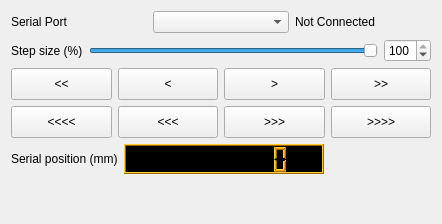
Above: widget/ui_alignement_O2_O3.ui from thibault-brugiere/OPM_GUI before the change. Below: the same form after it.
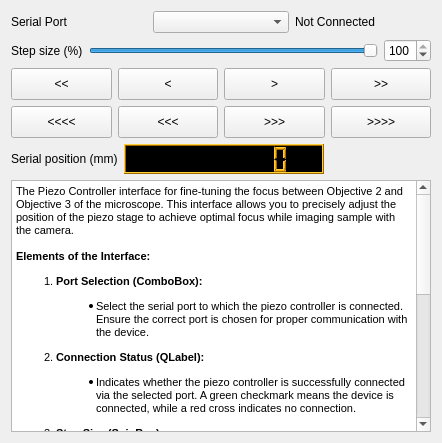
That is the form after the change.

Commit message: Ajout description widget alignement o2-o3

Diff of the .ui file:
```diff
--- a/widget/ui_alignement_O2_O3.ui
+++ b/widget/ui_alignement_O2_O3.ui
@@ -7,7 +7,7 @@
     <x>0</x>
     <y>0</y>
     <width>442</width>
-    <height>224</height>
+    <height>443</height>
    </rect>
   </property>
   <property name="windowTitle">
@@ -698,17 +698,30 @@
     </layout>
    </item>
    <item>
-    <spacer name="verticalSpacer">
-     <property name="orientation">
-      <enum>Qt::Vertical</enum>
+    <widget class="QTextBrowser" name="textBrowser">
+     <property name="html">
+      <string>&lt;!DOCTYPE HTML PUBLIC &quot;-//W3C//DTD HTML 4.0//EN&quot; &quot;http://www.w3.org/TR/REC-html40/strict.dtd&quot;&gt;
+&lt;html&gt;&lt;head&gt;&lt;meta name=&quot;qrichtext&quot; content=&quot;1&quot; /&gt;&lt;style type=&quot;text/css&quot;&gt;
+p, li { white-space: pre-wrap; }
+&lt;/style&gt;&lt;/head&gt;&lt;body style=&quot; font-family:'MS Shell Dlg 2'; font-size:7.8pt; font-weight:400; font-style:normal;&quot;&gt;
+&lt;p style=&quot; margin-top:0px; margin-bottom:0px; margin-left:0px; margin-right:0px; -qt-block-indent:0; text-indent:0px;&quot;&gt;&lt;span style=&quot; font-size:8pt;&quot;&gt;The Piezo Controller interface for fine-tuning the focus between Objective 2 and Objective 3 of the microscope. This interface allows you to precisely adjust the position of the piezo stage to achieve optimal focus while imaging sample with the camera.&lt;/span&gt;&lt;/p&gt;
+&lt;p style=&quot;-qt-paragraph-type:empty; margin-top:0px; margin-bottom:0px; margin-left:0px; margin-right:0px; -qt-block-indent:0; text-indent:0px; font-size:8pt;&quot;&gt;&lt;br /&gt;&lt;/p&gt;
+&lt;p style=&quot; margin-top:0px; margin-bottom:0px; margin-left:0px; margin-right:0px; -qt-block-indent:0; text-indent:0px;&quot;&gt;&lt;span style=&quot; font-size:8pt; font-weight:600;&quot;&gt;Elements of the Interface:&lt;/span&gt;&lt;/p&gt;
+&lt;ol style=&quot;margin-top: 0px; margin-bottom: 0px; margin-left: 0px; margin-right: 0px; -qt-list-indent: 1;&quot;&gt;&lt;li style=&quot; font-size:8pt;&quot; style=&quot; margin-top:12px; margin-bottom:12px; margin-left:0px; margin-right:0px; -qt-block-indent:0; text-indent:0px;&quot;&gt;&lt;span style=&quot; font-weight:600;&quot;&gt;Port Selection (ComboBox):&lt;/span&gt;&lt;/li&gt;
+&lt;ul style=&quot;margin-top: 0px; margin-bottom: 0px; margin-left: 0px; margin-right: 0px; -qt-list-indent: 2;&quot;&gt;&lt;li style=&quot; font-size:8pt;&quot; style=&quot; margin-top:0px; margin-bottom:0px; margin-left:0px; margin-right:0px; -qt-block-indent:0; text-indent:0px;&quot;&gt;Select the serial port to which the piezo controller is connected. Ensure the correct port is chosen for proper communication with the device.&lt;/li&gt;&lt;/ul&gt;
+&lt;li style=&quot; font-size:8pt;&quot; style=&quot; margin-top:12px; margin-bottom:12px; margin-left:0px; margin-right:0px; -qt-block-indent:0; text-indent:0px;&quot;&gt;&lt;span style=&quot; font-weight:600;&quot;&gt;Connection Status (QLabel):&lt;/span&gt;&lt;/li&gt;
+&lt;ul style=&quot;margin-top: 0px; margin-bottom: 0px; margin-left: 0px; margin-right: 0px; -qt-list-indent: 2;&quot;&gt;&lt;li style=&quot; font-size:8pt;&quot; style=&quot; margin-top:0px; margin-bottom:0px; margin-left:0px; margin-right:0px; -qt-block-indent:0; text-indent:0px;&quot;&gt;Indicates whether the piezo controller is successfully connected via the selected port. A green checkmark means the device is connected, while a red cross indicates no connection.&lt;/li&gt;&lt;/ul&gt;
+&lt;li style=&quot; font-size:8pt;&quot; style=&quot; margin-top:12px; margin-bottom:12px; margin-left:0px; margin-right:0px; -qt-block-indent:0; text-indent:0px;&quot;&gt;&lt;span style=&quot; font-weight:600;&quot;&gt;Step Size (SpinBox):&lt;/span&gt;&lt;/li&gt;
+&lt;ul style=&quot;margin-top: 0px; margin-bottom: 0px; margin-left: 0px; margin-right: 0px; -qt-list-indent: 2;&quot;&gt;&lt;li style=&quot; font-size:8pt;&quot; style=&quot; margin-top:0px; margin-bottom:0px; margin-left:0px; margin-right:0px; -qt-block-indent:0; text-indent:0px;&quot;&gt;Set the step size for piezo movement as a percentage of the total range. This controls the increment of each movement command, allowing for precise adjustments.&lt;/li&gt;&lt;/ul&gt;
+&lt;li style=&quot; font-size:8pt;&quot; style=&quot; margin-top:12px; margin-bottom:12px; margin-left:0px; margin-right:0px; -qt-block-indent:0; text-indent:0px;&quot;&gt;&lt;span style=&quot; font-weight:600;&quot;&gt;Movement Control Buttons:&lt;/span&gt;&lt;/li&gt;
+&lt;ul style=&quot;margin-top: 0px; margin-bottom: 0px; margin-left: 0px; margin-right: 0px; -qt-list-indent: 2;&quot;&gt;&lt;li style=&quot; font-size:8pt;&quot; style=&quot; margin-top:0px; margin-bottom:0px; margin-left:0px; margin-right:0px; -qt-block-indent:0; text-indent:0px;&quot;&gt;&lt;span style=&quot; font-weight:600;&quot;&gt;Forward and Backward Arrows:&lt;/span&gt; &lt;/li&gt;&lt;/ul&gt;
+&lt;ul style=&quot;margin-top: 0px; margin-bottom: 0px; margin-left: 0px; margin-right: 0px; -qt-list-indent: 3;&quot;&gt;&lt;li style=&quot; font-size:8pt;&quot; style=&quot; margin-top:0px; margin-bottom:0px; margin-left:0px; margin-right:0px; -qt-block-indent:0; text-indent:0px;&quot;&gt;Use these buttons to move the piezo stage in the specified direction. Each button is labeled with the direction and speed of movement: &lt;/li&gt;&lt;/ul&gt;
+&lt;ul style=&quot;margin-top: 0px; margin-bottom: 0px; margin-left: 0px; margin-right: 0px; -qt-list-indent: 4;&quot;&gt;&lt;li style=&quot; font-size:8pt;&quot; style=&quot; margin-top:0px; margin-bottom:0px; margin-left:0px; margin-right:0px; -qt-block-indent:0; text-indent:0px;&quot;&gt;&lt;span style=&quot; font-weight:600;&quot;&gt;Small Step (~50 nm and ~2 µm):&lt;/span&gt; Move the piezo by a fixed small distance (green arrow).&lt;/li&gt;
+&lt;li style=&quot; font-size:8pt;&quot; style=&quot; margin-top:0px; margin-bottom:0px; margin-left:0px; margin-right:0px; -qt-block-indent:0; text-indent:0px;&quot;&gt;&lt;span style=&quot; font-weight:600;&quot;&gt;Continuous Movement (~5 µm/s and ~250 µm/s):&lt;/span&gt; Move the piezo continuously at the specified speed until the button is released (blue arrows).&lt;/li&gt;&lt;/ul&gt;
+&lt;li style=&quot; font-size:8pt;&quot; style=&quot; margin-top:12px; margin-bottom:12px; margin-left:0px; margin-right:0px; -qt-block-indent:0; text-indent:0px;&quot;&gt;&lt;span style=&quot; font-weight:600;&quot;&gt;Current Position (QLCDNumber):&lt;/span&gt;&lt;/li&gt;&lt;/ol&gt;
+&lt;ul style=&quot;margin-top: 0px; margin-bottom: 0px; margin-left: 0px; margin-right: 0px; -qt-list-indent: 2;&quot;&gt;&lt;li style=&quot; font-size:8pt;&quot; style=&quot; margin-top:0px; margin-bottom:0px; margin-left:0px; margin-right:0px; -qt-block-indent:0; text-indent:0px;&quot;&gt;Displays the current position of the piezo stage. This value updates in real-time as the piezo moves, reflecting its precise location.&lt;/li&gt;&lt;/ul&gt;&lt;/body&gt;&lt;/html&gt;</string>
      </property>
-     <property name="sizeHint" stdset="0">
-      <size>
-       <width>20</width>
-       <height>16</height>
-      </size>
-     </property>
-    </spacer>
+    </widget>
    </item>
   </layout>
  </widget>
```
The commit also changes 1 other file.
